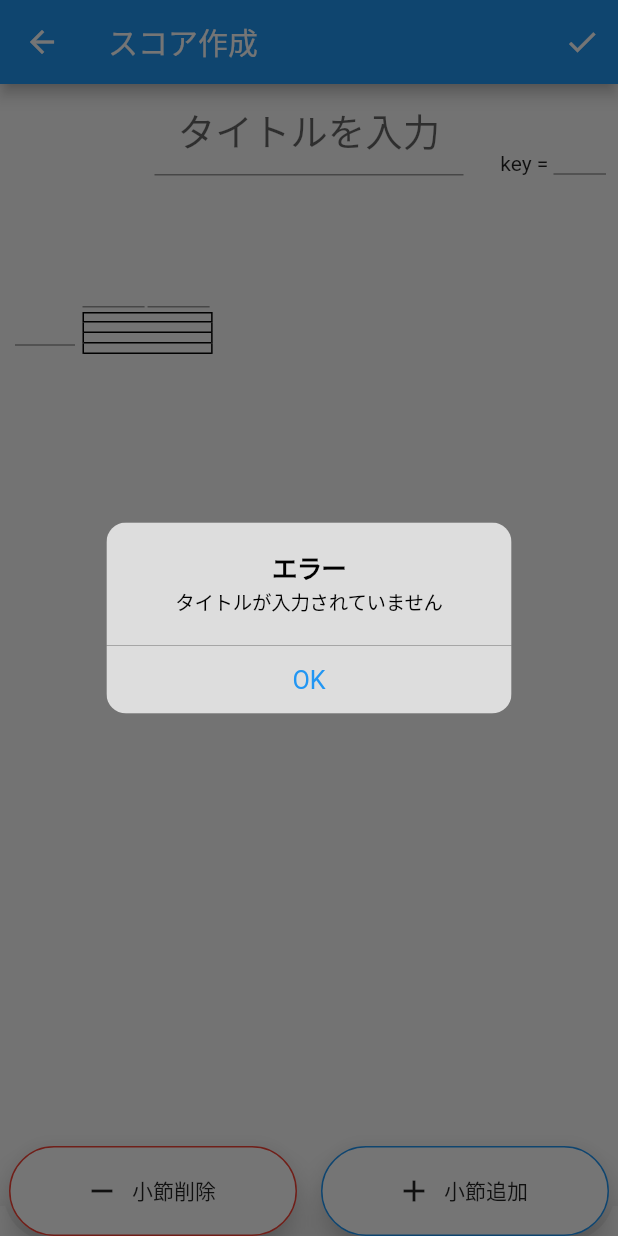
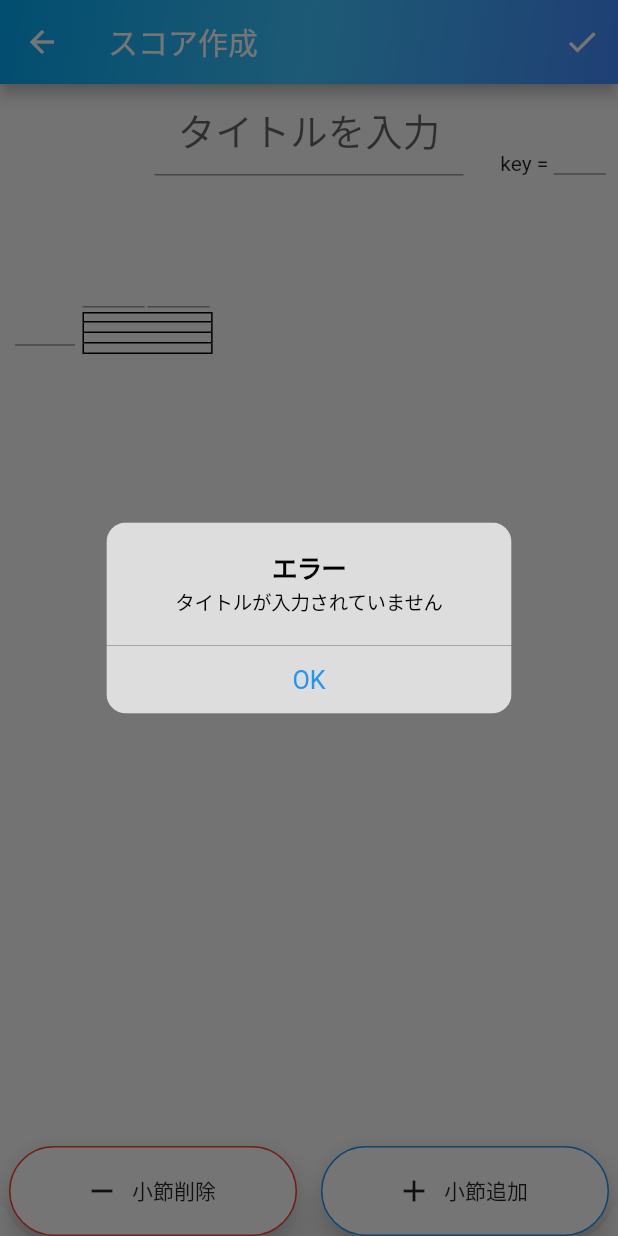
Before and after one commit to nokunoku1234/our_score, a Flutter app: the AddPdfPage screen opened directly, after a tap on the "check" icon, on a phone screen of 412 x 824 dp. Run offline on Flutter 3.47's test engine with Material 2 defaults, Android fonts, the phone set to English and light mode, and no system bars; our stand-ins replace pdf, sqflite; missing offline and left inert: flutter_pdfview, flutter_share, virtual_keyboard_multi_language; accounts and stored records are empty.

Commit message:
小節消しすぎた時のエラー修正

```diff
--- a/lib/pages/add_pdf_page.dart
+++ b/lib/pages/add_pdf_page.dart
@@ -62,6 +62,19 @@ class _AddPdfPageState extends State<AddPdfPage> {
       resizeToAvoidBottomInset: false,
       appBar: AppBar(
         title: Text('スコア作成'),
+        flexibleSpace: Container(
+          decoration: BoxDecoration(
+            gradient: LinearGradient(
+              begin: Alignment.topLeft,
+              end: Alignment.bottomRight,
+              colors: <Color>[
+                Colors.lightBlue,
+                Colors.lightBlueAccent,
+                Colors.blueAccent
+              ]
+            )
+          ),
+        ),
         actions: <Widget>[
           IconButton(
             icon: Icon(Icons.check),
@@ -137,7 +150,7 @@ class _AddPdfPageState extends State<AddPdfPage> {
                       side: BorderSide(color: Colors.red)
                   ),
                   onPressed: () {
-                    if(barList.length > 0) {
+                    if(barList.length > 1) {
                       barList.removeLast();
                       firstControllerList.removeLast();
                       laterControllerList.removeLast();
```
Also changed, not shown: lib/main.dart (+19 -3 lines), lib/pages/pdf_view.dart (+13 -0 lines).
